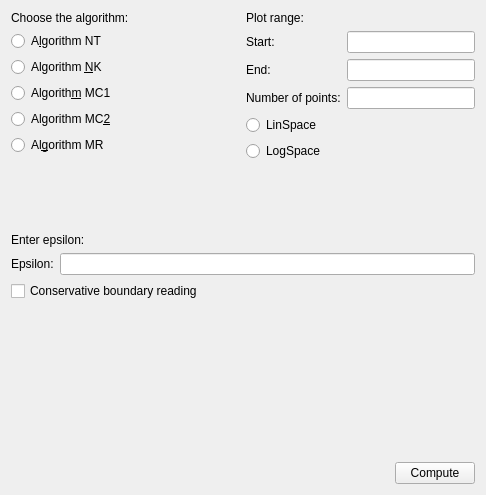
Isaac-Martinez-Forte/QFTbx, file src/gui/loopshaping/loop_shaping_form.ui: the form before one commit.
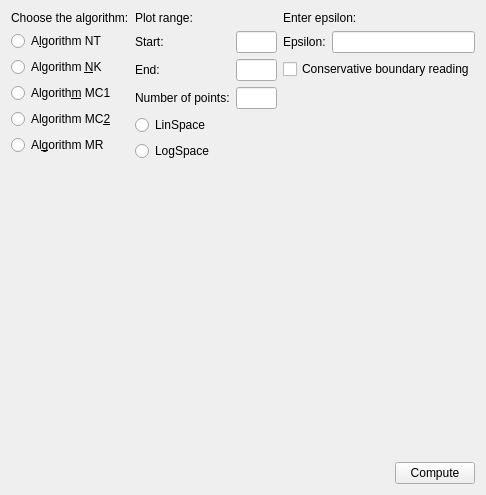
The form after the commit.

Commit message: Put the button that starts a phase where it can be reached

Patch:
```diff
--- a/src/gui/loopshaping/loop_shaping_form.ui
+++ b/src/gui/loopshaping/loop_shaping_form.ui
@@ -237,8 +237,8 @@
        </item>
       </layout>
      </item>
-    </layout>
-   </item>
+     <item>
+      <layout class="QVBoxLayout" name="runLayout">
    <item>
     <widget class="QLabel" name="label_2">
      <property name="text">
@@ -311,6 +311,10 @@
         <string>Compute</string>
        </property>
       </widget>
+       </item>
+      </layout>
+     </item>
+      </layout>
      </item>
     </layout>
    </item>
```
Lines whose indentation alone changed are shown as unchanged. The commit also changes 2 other files.
